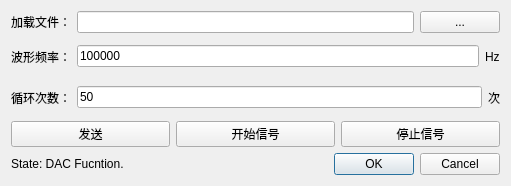
This is PRO/NetworkPlot/da_dialog.ui in carloscn/netplot as Qt 5 draws it before an edit. The edited form follows.
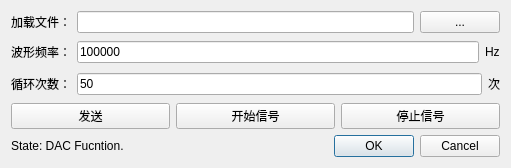
This is the edited form.

```diff
--- a/PRO/NetworkPlot/da_dialog.ui
+++ b/PRO/NetworkPlot/da_dialog.ui
@@ -7,7 +7,7 @@
     <x>0</x>
     <y>0</y>
     <width>511</width>
-    <height>186</height>
+    <height>168</height>
    </rect>
   </property>
   <property name="windowTitle">
```
